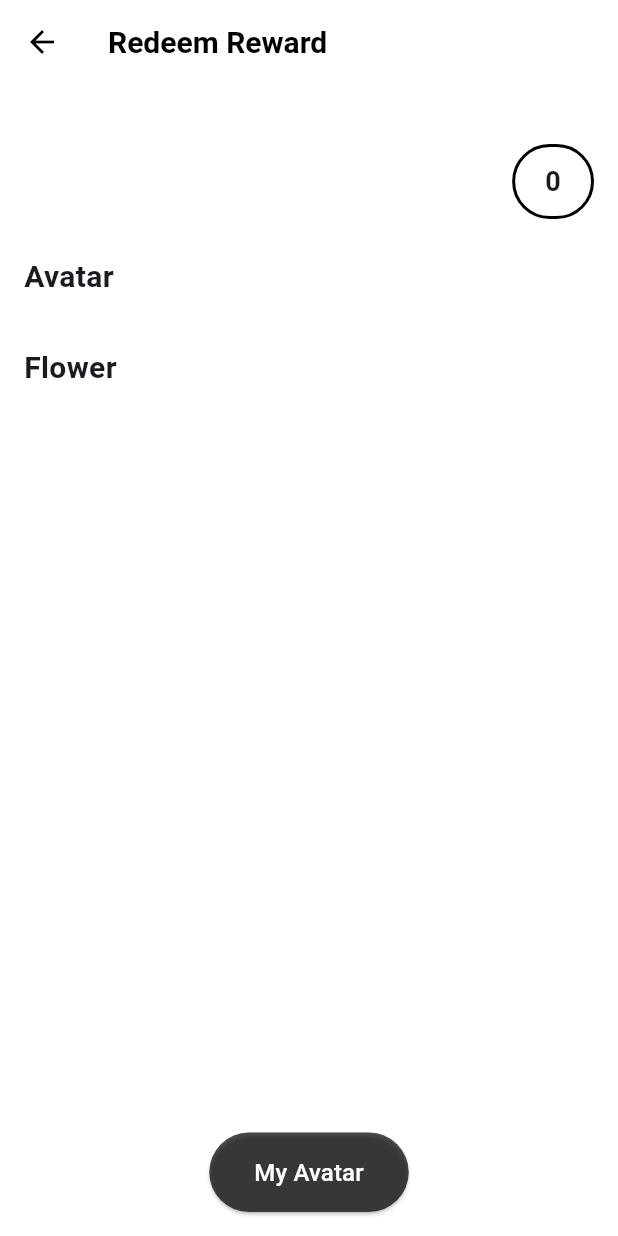
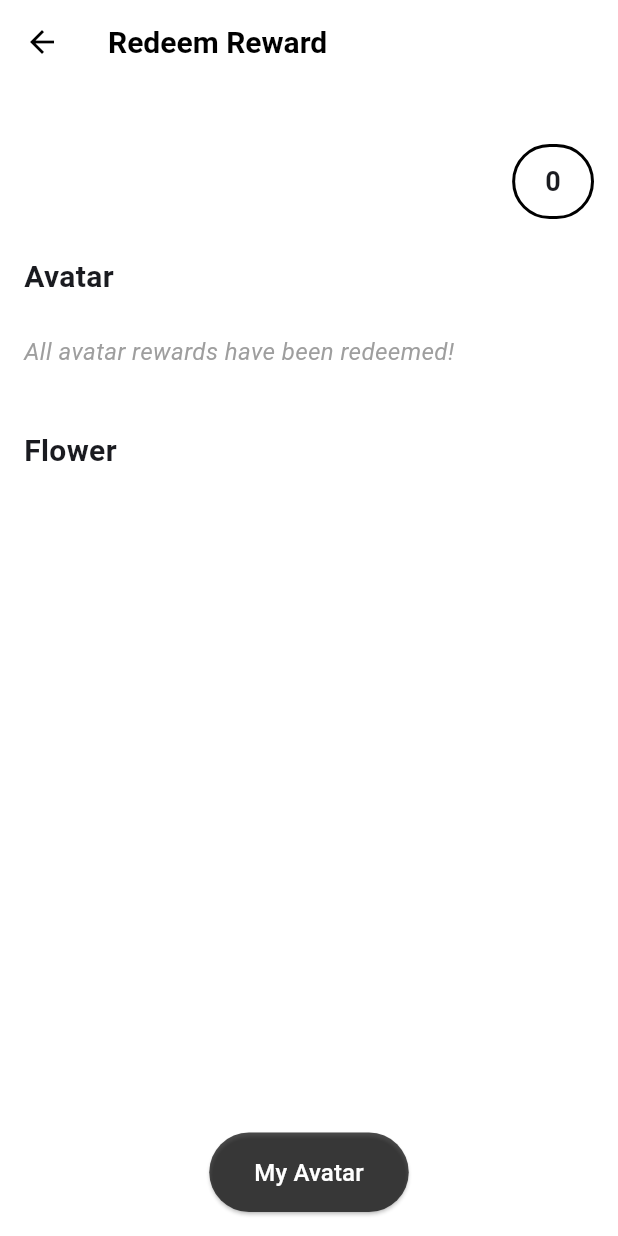
Before and after one commit to Yung729/blindmate, a Flutter app: the screen it shows once a user with an empty profile is signed in, item 3 of the bottom bar chosen, after a tap on "reward", on a phone screen of 412 x 824 dp. Run offline on Flutter 3.47's test engine with Material 3 defaults, Android fonts, the phone set to English and light mode, and no system bars; our stand-ins replace animated_text_kit, cloud_firestore, device_info_plus, firebase_auth, firebase_core, google_generative_ai and 5 more; missing offline and left inert: metadata_fetch; accounts and stored records are empty; network calls fail; statements that could not run were skipped; project files that could hold a hidden picture were left out.

Commit message:
mission
service
reward ui
avatar ui

```diff
--- a/lib/services/do_mission_service.dart
+++ b/lib/services/do_mission_service.dart
@@ -46,51 +46,78 @@ Future<void> saveGeneratedMissionsToFirebase(
   }
 }
 
+// Future<bool> isDateAfterCreated() async {
+//   final currentUser = FirebaseAuth.instance.currentUser;
+//   if (currentUser == null) {
+//     throw Exception("No user is logged in.");
+//   }
+
+//   final missions =
+//       await FirebaseFirestore.instance
+//           .collection('mission')
+//           .where('assignedUser', isEqualTo: currentUser.uid)
+//           .limit(1)
+//           .get();
+
+//   if (missions.docs.isEmpty) {
+//     print("No missions found. Need to generate.");
+//     return true;
+//   }
+
+//   final createdAtTimestamp =
+//       missions.docs.first.data()['createdAt'] as Timestamp?;
+//   if (createdAtTimestamp == null) {
+//     print("Mission has no createdAt. Need to generate.");
+//     return true;
+//   }
+
+//   final createdAt = createdAtTimestamp.toDate();
+//   final now = DateTime.now();
+
+//   final createdDateOnly = DateTime(
+//     createdAt.year,
+//     createdAt.month,
+//     createdAt.day,
+//   );
+//   final nowDateOnly = DateTime(now.year, now.month, now.day);
+
+//   if (nowDateOnly.isAfter(createdDateOnly)) {
+//     print(
+//       "Today's date is after createdAt date. Need to clear and regenerate.",
+//     );
+//     return true;
+//   } else {
+//     print("Today's date is the same as createdAt date. No need to regenerate.");
+//     return false;
+//   }
+// }
 Future<bool> isDateAfterCreated() async {
   final currentUser = FirebaseAuth.instance.currentUser;
-  if (currentUser == null) {
-    throw Exception("No user is logged in.");
+  if (currentUser == null) throw Exception("No user is logged in.");
+
+  final missions = await FirebaseFirestore.instance
+      .collection('mission')
+      .where('assignedUser', isEqualTo: currentUser.uid)
+      .get();
+
+  final now = DateTime.now();
+  final today = DateTime(now.year, now.month, now.day);
+
+  for (var doc in missions.docs) {
+    final createdAt = (doc.data()['createdAt'] as Timestamp?)?.toDate();
+    if (createdAt == null) continue;
+
+    final createdDate = DateTime(createdAt.year, createdAt.month, createdAt.day);
+    if (today.isAtSameMomentAs(createdDate)) {
+      print("Found a mission already created today. Skip regeneration.");
+      return false;
+    }
   }
 
-  final missions =
-      await FirebaseFirestore.instance
-          .collection('mission')
-          .where('assignedUser', isEqualTo: currentUser.uid)
-          .limit(1)
-          .get();
+  print("No missions created today. Regeneration required.");
+  return true;
+}
 
-  if (missions.docs.isEmpty) {
-    print("No missions found. Need to generate.");
-    return true;
-  }
-
-  final createdAtTimestamp =
-      missions.docs.first.data()['createdAt'] as Timestamp?;
-  if (createdAtTimestamp == null) {
-    print("Mission has no createdAt. Need to generate.");
-    return true;
-  }
-
-  final createdAt = createdAtTimestamp.toDate();
-  final now = DateTime.now();
-
-  final createdDateOnly = DateTime(
-    createdAt.year,
-    createdAt.month,
-    createdAt.day,
-  );
-  final nowDateOnly = DateTime(now.year, now.month, now.day);
-
-  if (nowDateOnly.isAfter(createdDateOnly)) {
-    print(
-      "Today's date is after createdAt date. Need to clear and regenerate.",
-    );
-    return true;
-  } else {
-    print("Today's date is the same as createdAt date. No need to regenerate.");
-    return false;
-  }
-}
 
 Future<void> clearMissionList() async {
   final currentUser = FirebaseAuth.instance.currentUser;
--- /dev/null
+++ b/lib/views/UIComponents/empty_message.dart
@@ -0,0 +1,23 @@
+import 'package:flutter/material.dart';
+
+class EmptyRewardsMessage extends StatelessWidget {
+  final String message;
+
+  const EmptyRewardsMessage({Key? key, required this.message}) : super(key: key);
+
+  @override
+  Widget build(BuildContext context) {
+    return Container(
+      padding: const EdgeInsets.symmetric(vertical: 16.0),
+      width: double.infinity,
+      child: Text(
+        message,
+        style: const TextStyle(
+          fontSize: 16,
+          fontStyle: FontStyle.italic,
+          color: Colors.grey,
+        ),
+      ),
+    );
+  }
+}
--- a/lib/views/screens/redeem_reward_screen.dart
+++ b/lib/views/screens/redeem_reward_screen.dart
@@ -3,6 +3,7 @@ import 'package:blindmate/services/reward_service.dart';
 import 'package:blindmate/viewmodels/eventHandlers/redeem_reward_event_handler.dart';
 import 'package:blindmate/views/UIComponents/avatar_frame.dart';
 import 'package:blindmate/views/UIComponents/custom_button.dart';
+import 'package:blindmate/views/UIComponents/empty_message.dart';
 import 'package:blindmate/views/UIComponents/reward_click.dart';
 import 'package:blindmate/views/screens/switch_avatar_screen.dart';
 import 'package:cloud_firestore/cloud_firestore.dart';
@@ -41,8 +42,12 @@ class _RedeemRewardScreenState extends State<RedeemRewardScreen> {
   @override
   void initState() {
     super.initState();
-    _loadUserData();
-    _loadRewards();
+    _initializeScreen();
+}
+
+Future<void> _initializeScreen() async {
+  await _loadUserData();  // Ensure current user is loaded
+  await _loadRewards();   // Now you can use _currentUser safely
 }
 
   Future<void> _loadUserData() async {
@@ -52,21 +57,67 @@ class _RedeemRewardScreenState extends State<RedeemRewardScreen> {
     });
   }
 
+  // Future<void> _loadRewards() async {
+  //   try {
+  //     final rewards = await RewardService().getAvailableRewards();
+  //     print("Fetched rewards: ${rewards.map((e) => e.rewardTitle).toList()}");
+  //     setState(() {
+  //       _rewards = rewards;
+  //       _isLoading = false;
+  //     });
+  //   } catch (e) {
+  //     setState(() {
+  //       _isLoading = false;
+  //     });
+  //     ScaffoldMessenger.of(
+  //       context,
+  //     ).showSnackBar(SnackBar(content: Text('Error fetching rewards: $e')));
+  //   }
+  // }
   Future<void> _loadRewards() async {
   try {
-      final rewards = await RewardService().getAvailableRewards();
-      print("Fetched rewards: ${rewards.map((e) => e.rewardTitle).toList()}");
+    // Set loading state
     setState(() {
-        _rewards = rewards;
+      _isLoading = true;
+    });
+
+    // Fetch all available rewards
+    final allFetchedRewards = await RewardService().getAvailableRewards();
+
+    // Make sure we have a current user
+    if (_currentUser == null) {
+      await _loadUserData();
+      if (_currentUser == null) {
+        throw Exception('Failed to load user data');
+      }
+    }
+
+    // Get the user's redeemed rewards
+    final userReward = await RewardService().fetchUserRewards(_currentUser!.userId);
+    final redeemedRewardIds = userReward?.redeemedRewards?.toSet() ?? <dynamic>{};
+
+    print("Redeemed reward IDs: $redeemedRewardIds");
+
+    // Filter out rewards that have been redeemed
+    final unredeemedRewards = allFetchedRewards
+        .where((reward) => !redeemedRewardIds.contains(reward.redeemRewardId))
+        .toList();
+
+    print("All rewards count: ${allFetchedRewards.length}");
+    print("Unredeemed rewards count: ${unredeemedRewards.length}");
+
+    setState(() {
+      _rewards = unredeemedRewards;
       _isLoading = false;
     });
   } catch (e) {
+    print("Error loading rewards: $e");
     setState(() {
       _isLoading = false;
     });
-      ScaffoldMessenger.of(
-        context,
-      ).showSnackBar(SnackBar(content: Text('Error fetching rewards: $e')));
+    ScaffoldMessenger.of(context).showSnackBar(
+      SnackBar(content: Text('Error fetching rewards: $e')),
+    );
   }
 }
 
@@ -93,6 +144,9 @@ class _RedeemRewardScreenState extends State<RedeemRewardScreen> {
           onSuccess:
               (updatedFragmentNumber) => setState(() {
                 _currentUser!.fragmentNumber = updatedFragmentNumber;
+                _rewards.removeWhere(
+              (r) => r.redeemRewardId == reward.redeemRewardId,
+            );
               }),
         );
 
@@ -134,26 +188,6 @@ class _RedeemRewardScreenState extends State<RedeemRewardScreen> {
                 child: Column(
                   // ✅ Use Column here instead of children on Container
                   children: [
-                    // Row(
-                    //   mainAxisAlignment: MainAxisAlignment.end,
-                    //   children: [
-                    //     // AvatarFrame(
-                    //     //   imagePath: _currentUser!.avatarImg,
-                    //     //   onTap: () {
-                    //     //     Navigator.push(
-                    //     //       context,
-                    //     //       MaterialPageRoute(
-                    //     //         builder:
-                    //     //             (context) =>
-                    //     //                 SwitchAvatarScreen(user: _currentUser!),
-                    //     //       ),
-                    //     //     ).then((_) {
-                    //     //       _loadUserData();
-                    //     //     });
-                    //     //   },
-                    //     // ),
-                    //   ],
-                    // ),
                     buildCrystalBox(
                       '${_currentUser!.fragmentNumber}',
                     ), // Optional: using your shared method
@@ -226,6 +260,8 @@ class RewardSection extends StatelessWidget {
           style: TextStyle(fontSize: 20, fontWeight: FontWeight.bold),
         ),
         const SizedBox(height: 8),
+        avatarRewards.isEmpty
+            ? EmptyRewardsMessage(message: "All avatar rewards have been redeemed!"):
         SingleChildScrollView(
           scrollDirection: Axis.horizontal,
           child: Row(
```
Also changed, not shown: lib/views/screens/switch_avatar_screen.dart (+34 -27 lines). Lines whose indentation alone changed are shown as unchanged.
